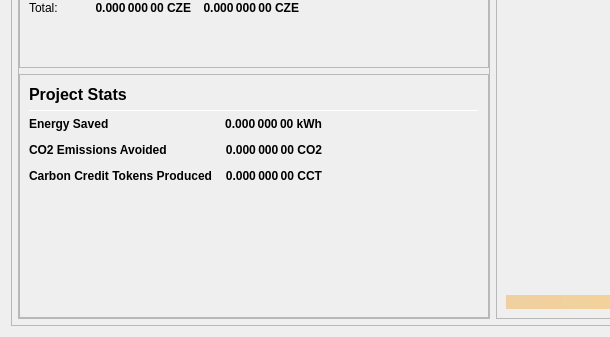
Above: src/qt/forms/overviewpage.ui from Carbon-Zero/CarbonZero before the change; both pictures show x 0 to 610 and y 504 to 841 of the 978 by 841 pixel window. Below: the same form after it.
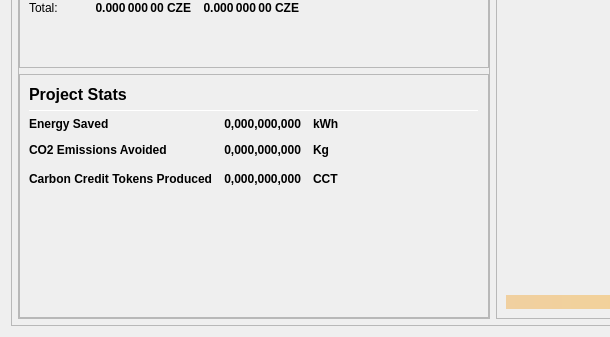
That is the form after the change.

Commit message: Project Statistics Cosmetic Fix

```diff
--- a/src/qt/forms/overviewpage.ui
+++ b/src/qt/forms/overviewpage.ui
@@ -921,6 +921,38 @@
                          </property>
                         </widget>
                        </item>
+                       <item row="1" column="1">
+                        <widget class="QLabel" name="labelEnergySaved">
+                         <property name="font">
+                          <font>
+                           <weight>75</weight>
+                           <bold>true</bold>
+                          </font>
+                         </property>
+                         <property name="toolTip">
+                          <string>The amount of energy saved using Carbon Zero vs Bitcoin</string>
+                         </property>
+                         <property name="text">
+                          <string notr="true">0,000,000,000</string>
+                         </property>
+                         <property name="alignment">
+                          <set>Qt::AlignRight|Qt::AlignTrailing|Qt::AlignVCenter</set>
+                         </property>
+                        </widget>
+                       </item>
+                       <item row="1" column="2">
+                        <widget class="QLabel" name="labelEnergySavedUnitText">
+                         <property name="font">
+                          <font>
+                           <weight>75</weight>
+                           <bold>true</bold>
+                          </font>
+                         </property>
+                         <property name="text">
+                          <string>kWh</string>
+                         </property>
+                        </widget>
+                       </item>
                        <item row="2" column="0">
                         <widget class="QLabel" name="labelCO2Text">
                          <property name="font">
@@ -949,13 +981,26 @@
                           <string>The amount of greenhouse gasses avoided by using Carbon Zero vs Bitcoin</string>
                          </property>
                          <property name="text">
-                          <string notr="true">0.000 000 00 CO2</string>
+                          <string notr="true">0,000,000,000</string>
                          </property>
                          <property name="alignment">
                           <set>Qt::AlignRight|Qt::AlignTrailing|Qt::AlignVCenter</set>
                          </property>
                         </widget>
                        </item>
+                       <item row="2" column="2">
+                        <widget class="QLabel" name="labelCO2UnitText">
+                         <property name="font">
+                          <font>
+                           <weight>75</weight>
+                           <bold>true</bold>
+                          </font>
+                         </property>
+                         <property name="text">
+                          <string>Kg</string>
+                         </property>
+                        </widget>
+                       </item>
                        <item row="3" column="0">
                         <widget class="QLabel" name="labelCarbonCreditText">
                          <property name="font">
@@ -984,14 +1029,27 @@
                           <string>Carbon Credit ERC-20 Tokens produced by the Carbon Zero Project to date.</string>
                          </property>
                          <property name="text">
-                          <string notr="true">0.000 000 00 CCT</string>
+                          <string notr="true">0,000,000,000</string>
                          </property>
                          <property name="alignment">
                           <set>Qt::AlignRight|Qt::AlignTrailing|Qt::AlignVCenter</set>
                          </property>
                         </widget>
                        </item>
-                       <item row="4" column="2">
+                       <item row="3" column="2">
+                        <widget class="QLabel" name="labelCarbonCreditUnitText">
+                         <property name="font">
+                          <font>
+                           <weight>75</weight>
+                           <bold>true</bold>
+                          </font>
+                         </property>
+                         <property name="text">
+                          <string>CCT</string>
+                         </property>
+                        </widget>
+                       </item>
+                       <item row="3" column="3">
                         <spacer name="horizontalSpacer_4">
                          <property name="orientation">
                           <enum>Qt::Horizontal</enum>
@@ -1004,25 +1062,6 @@
                          </property>
                         </spacer>
                        </item>
-                       <item row="1" column="1">
-                        <widget class="QLabel" name="labelEnergySaved">
-                         <property name="font">
-                          <font>
-                           <weight>75</weight>
-                           <bold>true</bold>
-                          </font>
-                         </property>
-                         <property name="toolTip">
-                          <string>The amount of energy saved using Carbon Zero vs Bitcoin</string>
-                         </property>
-                         <property name="text">
-                          <string notr="true">0.000 000 00 kWh</string>
-                         </property>
-                         <property name="alignment">
-                          <set>Qt::AlignRight|Qt::AlignTrailing|Qt::AlignVCenter</set>
-                         </property>
-                        </widget>
-                       </item>
                       </layout>
                      </item>
                      <item>
```
Left out of the diff: 6 changed lines with no effect on the pictures. The commit also changes 2 other files.
